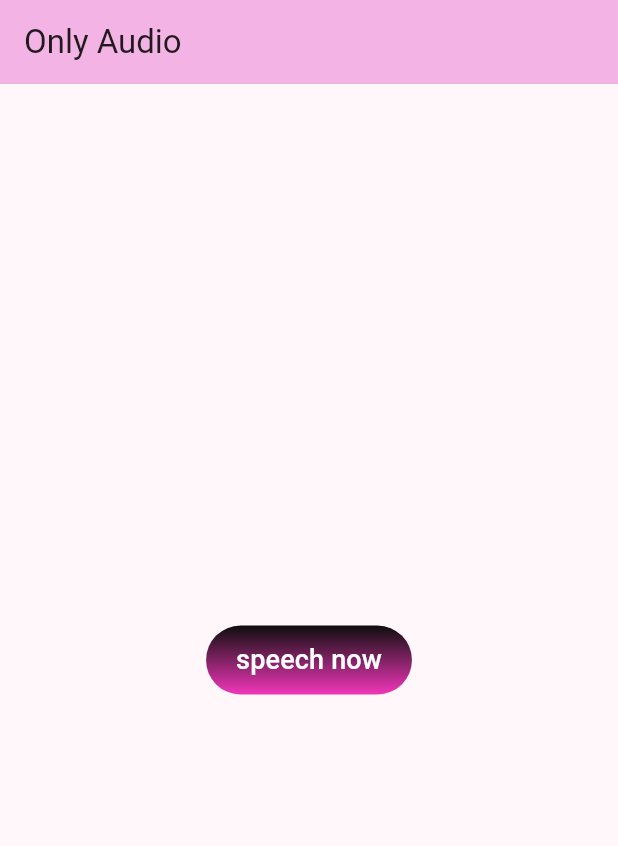
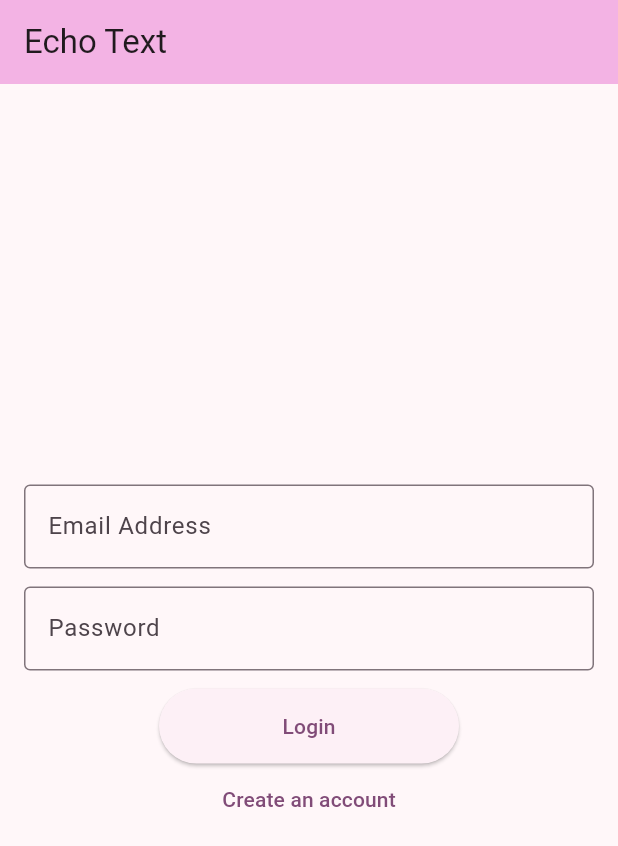
Before and after one commit to lance4444/echotext, a Flutter app: the screen it shows after launch, on a phone screen of 412 x 824 dp. Shown: the top 846 px of the screen. Run offline on Flutter 3.47's test engine with Material 3 defaults, Android fonts, the phone set to English and light mode, and no system bars; our stand-ins replace cloud_firestore, dash_chat_2, firebase_auth, firebase_core, firebase_storage, permission_handler; missing offline and left inert: audio_session, flutter_sound, flutter_sound_platform_interface; accounts and stored records are empty.

Commit message:
communication completed

```diff
--- a/lib/main.dart
+++ b/lib/main.dart
@@ -1,15 +1,11 @@
 import 'package:dash_chat_2/dash_chat_2.dart';
 import 'package:flutter/material.dart';
 import 'package:firebase_core/firebase_core.dart';
-import 'package:only_audio/screen/chat_screen.dart';
+import 'package:only_audio/screen/login_screen.dart';
 import 'firebase_options.dart';
-import 'package:only_audio/screen/styled_button.dart';
 
 void main() async {
-  WidgetsFlutterBinding
-      .ensureInitialized(); //init the wigets tree for the flutter
-
-  //using asyc method to initialize connect to firease
+  WidgetsFlutterBinding.ensureInitialized();
   await Firebase.initializeApp(
     options: DefaultFirebaseOptions.currentPlatform,
   );
@@ -21,61 +17,13 @@ class MyApp extends StatelessWidget {
   @override
   Widget build(BuildContext context) {
     return MaterialApp(
-      title: 'Only Audio',
+      title: 'Echo Text',
       theme: ThemeData(
         colorScheme: ColorScheme.fromSeed(
             seedColor: const Color.fromARGB(255, 48, 1, 45)),
         useMaterial3: true,
       ),
-      home: const MyHomePage(title: 'Only Audio'),
+      home: const LoginScreen(),
     );
   }
 }
-
-class MyHomePage extends StatefulWidget {
-  const MyHomePage({super.key, required this.title});
-
-  final String title;
-
-  @override
-  State<MyHomePage> createState() => _MyHomePageState();
-}
-
-class _MyHomePageState extends State<MyHomePage> {
-  List<ChatMessage> messages = [];
-
-  @override
-  Widget build(BuildContext context) {
-    return Scaffold(
-      appBar: AppBar(
-        backgroundColor: Theme.of(context).colorScheme.inversePrimary,
-        title: Text(widget.title),
-      ),
-      body: Container(
-        child: Column(
-          // Use a Column to stack the chat and button
-          children: [
-            Expanded(
-              child: Center(
-                child: StyledButton(
-                  onPressed: () {
-                    Navigator.push(
-                      context,
-                      MaterialPageRoute(
-                        builder: (ctx) => const ChatScreen(),
-                      ),
-                    );
-                  },
-                  child: const Text(
-                    'speech now',
-                    style: TextStyle(color: Colors.white, fontSize: 18),
-                  ),
-                ),
-              ),
-            ),
-          ],
-        ),
-      ),
-    );
-  }
-}
--- /dev/null
+++ b/lib/screen/login_screen.dart
@@ -0,0 +1,161 @@
+import 'package:flutter/material.dart';
+import 'package:firebase_auth/firebase_auth.dart';
+import 'package:only_audio/screen/chat_screen.dart';
+
+class LoginScreen extends StatefulWidget {
+  const LoginScreen({super.key});
+
+  @override
+  State<LoginScreen> createState() => _LoginScreenState();
+}
+
+class _LoginScreenState extends State<LoginScreen> {
+  final _auth = FirebaseAuth.instance;
+  final _formKey = GlobalKey<FormState>();
+
+  var _isLogin = true;
+  var _isLoading = false;
+  var _userEmail = '';
+  var _userPassword = '';
+
+  void _submit() async {
+    final isValid = _formKey.currentState!.validate();
+
+    if (!isValid) {
+      return;
+    }
+
+    _formKey.currentState!.save();
+
+    setState(() {
+      _isLoading = true;
+    });
+
+    try {
+      if (_isLogin) {
+        final userCredential = await _auth.signInWithEmailAndPassword(
+          email: _userEmail,
+          password: _userPassword,
+        );
+        if (!mounted) return;
+        Navigator.of(context).pushReplacement(
+          MaterialPageRoute(
+            builder: (context) => ChatScreen(
+              userId: userCredential.user!.uid,
+              userName: _userEmail.split('@')[0], // Use email username as display name
+            ),
+          ),
+        );
+      } else {
+        final userCredential = await _auth.createUserWithEmailAndPassword(
+          email: _userEmail,
+          password: _userPassword,
+        );
+        if (!mounted) return;
+        Navigator.of(context).pushReplacement(
+          MaterialPageRoute(
+            builder: (context) => ChatScreen(
+              userId: userCredential.user!.uid,
+              userName: _userEmail.split('@')[0],
+            ),
+          ),
+        );
+      }
+    } on FirebaseAuthException catch (error) {
+      ScaffoldMessenger.of(context).showSnackBar(
+        SnackBar(
+          content: Text(error.message ?? 'Authentication failed'),
+          backgroundColor: Theme.of(context).colorScheme.error,
+        ),
+      );
+      setState(() {
+        _isLoading = false;
+      });
+    }
+  }
+
+  @override
+  Widget build(BuildContext context) {
+    return Scaffold(
+      appBar: AppBar(
+        title: const Text('Echo Text'),
+        backgroundColor: Theme.of(context).colorScheme.inversePrimary,
+      ),
+      body: Center(
+        child: SingleChildScrollView(
+          padding: const EdgeInsets.all(16),
+          child: Form(
+            key: _formKey,
+            child: Column(
+              mainAxisAlignment: MainAxisAlignment.center,
+              children: [
+                TextFormField(
+                  decoration: const InputDecoration(
+                    labelText: 'Email Address',
+                    border: OutlineInputBorder(),
+                  ),
+                  keyboardType: TextInputType.emailAddress,
+                  autocorrect: false,
+                  textCapitalization: TextCapitalization.none,
+                  validator: (value) {
+                    if (value == null ||
+                        value.trim().isEmpty ||
+                        !value.contains('@')) {
+                      return 'Please enter a valid email address';
+                    }
+                    return null;
+                  },
+                  onSaved: (value) {
+                    _userEmail = value!;
+                  },
+                ),
+                const SizedBox(height: 12),
+                TextFormField(
+                  decoration: const InputDecoration(
+                    labelText: 'Password',
+                    border: OutlineInputBorder(),
+                  ),
+                  obscureText: true,
+                  validator: (value) {
+                    if (value == null || value.trim().length < 6) {
+                      return 'Password must be at least 6 characters long';
+                    }
+                    return null;
+                  },
+                  onSaved: (value) {
+                    _userPassword = value!;
+                  },
+                ),
+                const SizedBox(height: 12),
+                if (_isLoading)
+                  const CircularProgressIndicator()
+                else
+                  Column(
+                    children: [
+                      ElevatedButton(
+                        onPressed: _submit,
+                        style: ElevatedButton.styleFrom(
+                          minimumSize: const Size(200, 50),
+                        ),
+                        child: Text(_isLogin ? 'Login' : 'Sign Up'),
+                      ),
+                      TextButton(
+                        onPressed: () {
+                          setState(() {
+                            _isLogin = !_isLogin;
+                          });
+                        },
+                        child: Text(_isLogin
+                            ? 'Create an account'
+                            : 'I already have an account'),
+                      ),
+                    ],
+                  ),
+              ],
+            ),
+          ),
+        ),
+      ),
+    );
+  }
+}
```
Also changed, not shown: lib/model/audio_meta.dart (+25 -28 lines), lib/screen/chat_screen.dart (+60 -42 lines), 1 other file.
